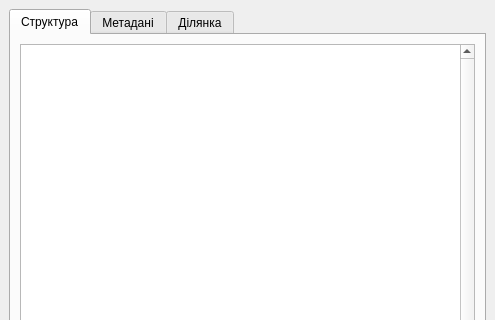
Before: the Qt Designer form xml_ua_dockwidget_base.ui in krechkivsky/xml_ua, drawn with Qt 5; both pictures show x 0 to 495 and y 0 to 320 of the 495 by 645 pixel window.
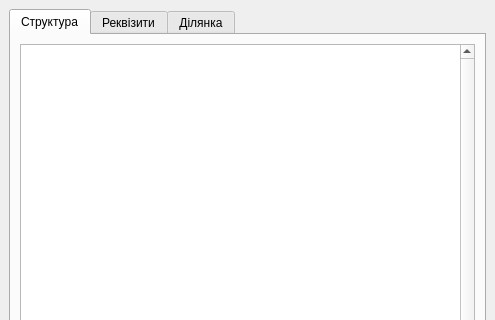
After: the same form once the commit is applied.

Diff of the .ui file:
```diff
--- a/xml_ua_dockwidget_base.ui
+++ b/xml_ua_dockwidget_base.ui
@@ -84,7 +84,7 @@
       </widget>
       <widget class="QWidget" name="tabMetadata">
        <attribute name="title">
-        <string>Метадані</string>
+        <string>Реквізити</string>
        </attribute>
        <layout class="QVBoxLayout" name="verticalLayout">
         <item>
```
